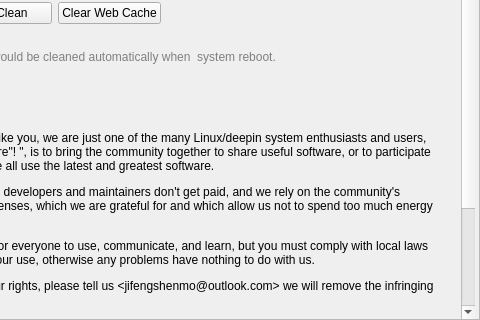
The window that src/pages/settingspage.ui (spark-store-project/spark-store) describes before a commit, drawn with Qt 5; both pictures show x 210 to 690 and y 228 to 548 of the 690 by 548 pixel window.
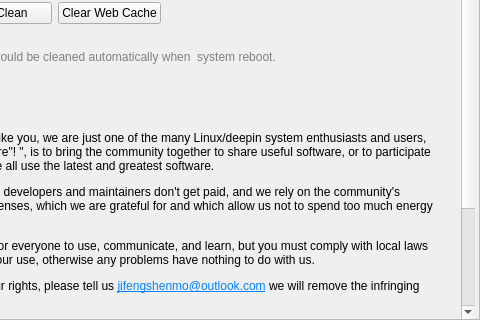
The same window after the commit.

```diff
--- a/src/pages/settingspage.ui
+++ b/src/pages/settingspage.ui
@@ -72,8 +72,8 @@
           <rect>
            <x>0</x>
            <y>0</y>
-           <width>679</width>
-           <height>741</height>
+           <width>743</width>
+           <height>839</height>
           </rect>
          </property>
          <layout class="QVBoxLayout" name="verticalLayout_23">
@@ -322,7 +322,8 @@
              <item>
               <widget class="QLabel" name="label_5">
                <property name="text">
-                <string>&lt;html&gt;&lt;head/&gt;&lt;body&gt;&lt;p&gt;We are &lt;span style=&quot; font-weight:600;&quot;&gt;NOT&lt;/span&gt; the official team, just like you, we are just one of the many Linux/deepin system enthusiasts and users, we develop and run the &amp;quot;Spark Store&amp;quot;! &amp;quot;, is to bring the community together to share useful software, or to participate in development together, so that we all use the latest and greatest software. &lt;/p&gt;&lt;p&gt;We don't make a profit from this, all developers and maintainers don't get paid, and we rely on the community's donations to us for most of our expenses, which we are grateful for and which allow us not to spend too much energy worrying about funding. &lt;/p&gt;&lt;p&gt;Our service and software are free for everyone to use, communicate, and learn, but you must comply with local laws and regulations in the process of your use, otherwise any problems have nothing to do with us. &lt;/p&gt;&lt;p&gt;If any part of the store infringes your rights, please tell us &amp;lt;jifengshenmo@outlook.com&amp;gt; we will remove the infringing content as soon as possible. &lt;/p&gt;&lt;p&gt;If you'd like to get involved with us too, whether you're involved in development, design, pitching or submitting work, we welcome you to join us. &lt;/p&gt;&lt;p&gt;Connect us on Spark IM: &lt;a href=&quot;https://chat.shenmo.tech&quot;&gt;&lt;span style=&quot; text-decoration: underline; color:#0000ff;&quot;&gt;https://chat.shenmo.tech&lt;br/&gt;&lt;/span&gt;&lt;/a&gt;Our QQ Group number:872690351&lt;/p&gt;&lt;/body&gt;&lt;/html&gt;</string>
+                <string>&lt;html&gt;&lt;head/&gt;&lt;body&gt;&lt;p&gt;We are &lt;span style=&quot; font-weight:600;&quot;&gt;NOT&lt;/span&gt; the official team, just like you, we are just one of the many Linux/deepin system enthusiasts and users, we develop and run the &amp;quot;Spark Store&amp;quot;! &amp;quot;, is to bring the community together to share useful software, or to participate in development together, so that we all use the latest and greatest software. &lt;/p&gt;&lt;p&gt;We don't make a profit from this, all developers and maintainers don't get paid, and we rely on the community's donations to us for most of our expenses, which we are grateful for and which allow us not to spend too much energy worrying about funding. &lt;/p&gt;&lt;p&gt;Our service and software are free for everyone to use, communicate, and learn, but you must comply with local laws and regulations in the process of your use, otherwise any problems have nothing to do with us. &lt;/p&gt;&lt;p&gt;If any part of the store infringes your rights, please tell us &lt;a href=&quot;mailto:jifengshenmo@outlook.com&quot;&gt;&lt;span style=&quot; text-decoration: underline; color:#0082fa;&quot;&gt;jifengshenmo@outlook.com&lt;/span&gt;&lt;/a&gt; we will remove the infringing content as soon as possible. &lt;/p&gt;&lt;p&gt;If you'd like to get involved with us too, whether you're involved in development, design, pitching or submitting work, we welcome you to join us. &lt;/p&gt;
+&lt;p&gt;&lt;span style=&quot; text-decoration: underline; color:#0000ff;&quot;&gt;&lt;br/&gt;&lt;/span&gt;Our contact method can be found at &lt;a href=&quot;https://blog.shenmo.tech/post/%E6%95%85%E9%9A%9C%E5%85%AC%E5%91%8A/&quot;&gt;&lt;span style=&quot; text-decoration: underline; color:#0082fa;&quot;&gt;Here&lt;/span&gt;&lt;/a&gt;&lt;/p&gt;&lt;/body&gt;&lt;/html&gt;</string>
                </property>
                <property name="wordWrap">
                 <bool>true</bool>
```
